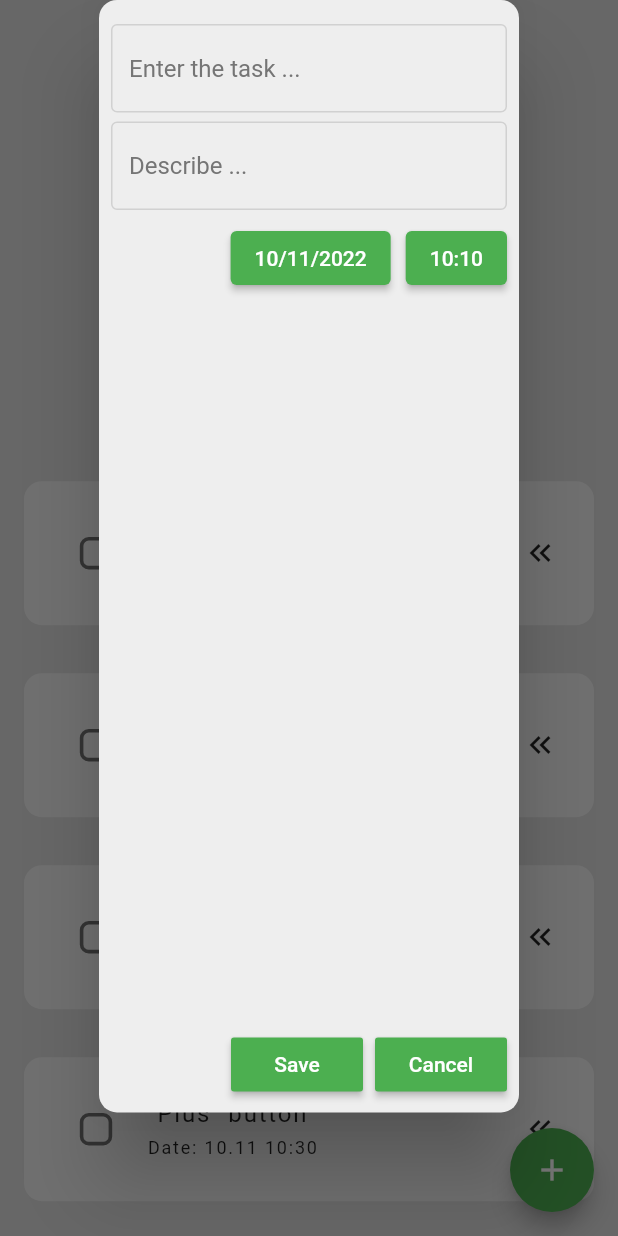
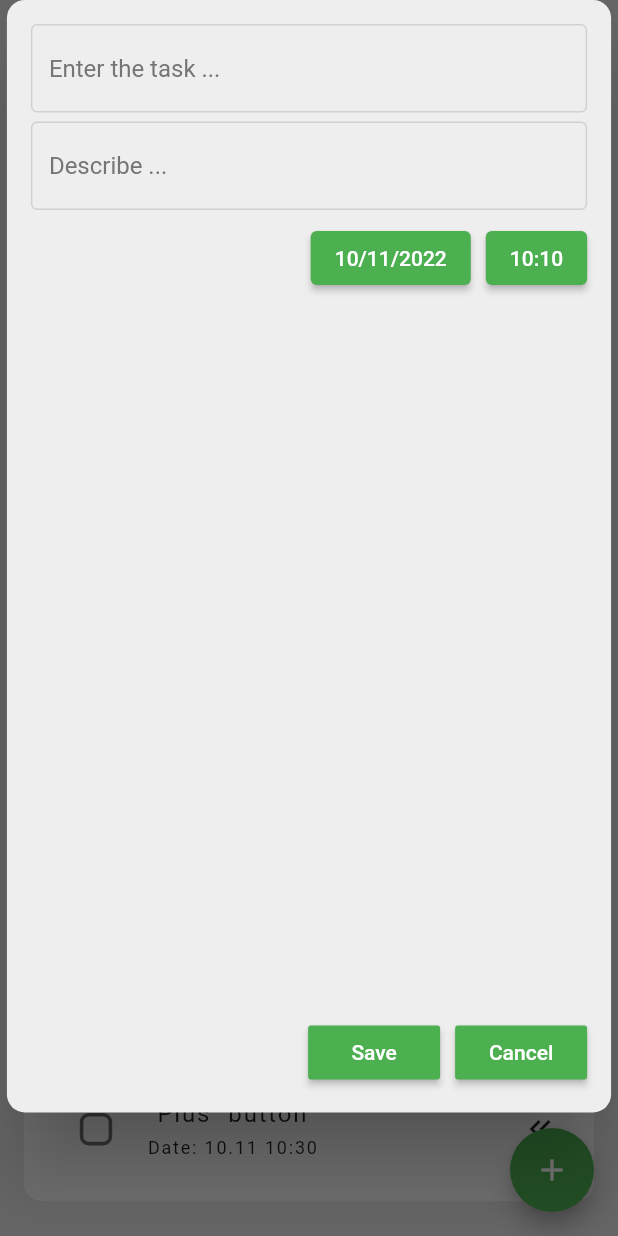
Before and after one commit to kivimike/TaskTracker, a Flutter app: the screen it shows after launch, after a tap on the "add" icon, on a phone screen of 412 x 824 dp. Run offline on Flutter 3.47's test engine with Material 2 defaults, Android fonts, the light colour scheme and no system bars; drawn by our look-alikes of flutter_heatmap_calendar, flutter_slidable; our stand-ins replace hive_flutter; accounts and stored records are empty.

```diff
--- a/lib/components/my_alert_box.dart
+++ b/lib/components/my_alert_box.dart
@@ -26,12 +26,14 @@ class MyAlertBox extends StatelessWidget {
       insetPadding: EdgeInsets.only(
           bottom: MediaQuery.of(context).size.height*0.1,
       left: 0),
-      contentPadding: EdgeInsets.symmetric(vertical: 16, horizontal: 8),
+      contentPadding: EdgeInsets.symmetric(vertical: 16, horizontal: 16),
       shape: RoundedRectangleBorder(
         borderRadius: BorderRadius.circular(12)
       ),
       content: Column(children: [
-        TextField(
+        SizedBox(
+          width: MediaQuery.of(context).size.width * 0.9,
+          child: TextField(
             controller: controllerName..text = taskName,
             style: const TextStyle(color: Colors.black87),
             decoration: InputDecoration(
@@ -41,6 +43,7 @@ class MyAlertBox extends StatelessWidget {
                   borderSide: BorderSide(color: Colors.black12)),
               focusedBorder: const OutlineInputBorder(
                   borderSide: BorderSide(color: Colors.black12)),
+            ),
           ),
         ),
         Container(
@@ -63,7 +66,9 @@ class MyAlertBox extends StatelessWidget {
         MyDatePicker(),
       ]),
       actions: [
-        MaterialButton(
+        Padding(
+          padding: const EdgeInsets.only(bottom: 8.0,),
+          child: MaterialButton(
             onPressed: onSave,
             child: Text(
               "Save",
@@ -71,7 +76,10 @@ class MyAlertBox extends StatelessWidget {
             ),
             color: Colors.green,
           ),
-        MaterialButton(
+        ),
+        Padding(
+          padding: const EdgeInsets.only(right: 8.0, left: 2, bottom: 8),
+          child: MaterialButton(
             onPressed: onCancel,
             child: Text(
               "Cancel",
@@ -79,6 +87,7 @@ class MyAlertBox extends StatelessWidget {
             ),
             color: Colors.green,
           ),
+        ),
       ],
     );
   }
```
Lines whose indentation alone changed are shown as unchanged.
